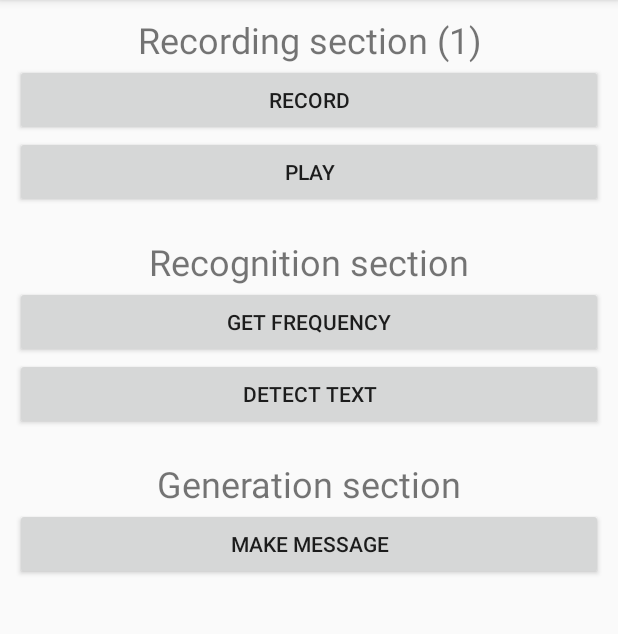
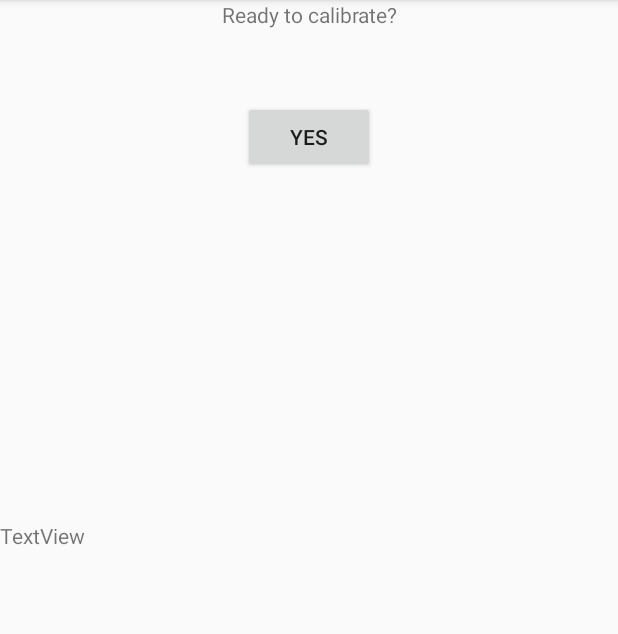
Before and after one commit to luckynick/DataViaSound, an Android app: the screen it shows after launch (MainActivity before the commit, CalibrationActivity after it), on a phone screen of 412 x 824 dp, the part 84-718 px from its top. Run offline under Robolectric (Android 15) with nearby library versions, the phone set to English and light mode, and no system bars.

Commit message:
Created calibration activity. Functionality yet doesn't work properly.

```diff
--- a/src/main/AndroidManifest.xml
+++ b/src/main/AndroidManifest.xml
@@ -8,7 +8,7 @@
     <uses-permission android:name="android.permission.CHANGE_WIFI_STATE" />
     <uses-permission android:name="android.permission.CHANGE_NETWORK_STATE" />
     <uses-permission android:name="android.permission.WRITE_SETTINGS" />
-    <uses-permission android:name="android.permission.INTERNET"/>
+    <uses-permission android:name="android.permission.INTERNET" />
     <uses-permission android:name="android.permission.CHANGE_WIFI_MULTICAST_STATE" />
 
     <application
@@ -29,7 +29,8 @@
         <activity
             android:name=".TestsActivity"
             android:label="@string/title_activity_tests"
-            android:theme="@style/AppTheme.NoActionBar"></activity>
+            android:theme="@style/AppTheme.NoActionBar" />
+        <activity android:name=".CalibrationActivity"></activity>
     </application>
 
 </manifest>
--- a/src/main/java/com/luckynick/android/test/MainActivity.java
+++ b/src/main/java/com/luckynick/android/test/MainActivity.java
@@ -30,6 +30,14 @@ public class MainActivity extends BaseActivity implements View.OnClickListener{
     protected void onCreate(@Nullable Bundle savedInstanceState) {
         super.onCreate(savedInstanceState);
         setContentView(R.layout.activity_main);
+        int cachedLoudnessLevel = sharedPrefs.getInt("calibratedLoudness", -1);
+        if(cachedLoudnessLevel == -1){
+            Intent intent = new Intent(this, CalibrationActivity.class);
+            startActivity(intent);
+        }
+        else {
+            setLoudnessLevel(cachedLoudnessLevel);
+        }
     }
 
 
--- a/src/main/java/com/luckynick/shared/SharedUtils.java
+++ b/src/main/java/com/luckynick/shared/SharedUtils.java
@@ -27,8 +27,8 @@ public class SharedUtils {
 
     public static final long MAX_AUDIO_RECORD_SIZE = 2000000;//2mb //10000000 //10mb
 
-    public static final int DEFAULT_FREQ_BINDING_BASE = 1500;//0
-    public static final double DEFAULT_FREQ_BINDING_SCALE = 1.33;//1
+    public static final int DEFAULT_FREQ_BINDING_BASE = 0;//0 1500
+    public static final double DEFAULT_FREQ_BINDING_SCALE = 1;//1 1.33
 
 
     public enum DataStorage {
--- /dev/null
+++ b/src/main/res/layout/activity_calibration.xml
@@ -0,0 +1,51 @@
+<?xml version="1.0" encoding="utf-8"?>
+<android.support.constraint.ConstraintLayout xmlns:android="http://schemas.android.com/apk/res/android"
+    xmlns:app="http://schemas.android.com/apk/res-auto"
+    xmlns:tools="http://schemas.android.com/tools"
+    android:layout_width="match_parent"
+    android:layout_height="match_parent"
+    tools:context=".CalibrationActivity">
+
+    <TextView
+        android:id="@+id/textView"
+        android:layout_width="wrap_content"
+        android:layout_height="wrap_content"
+        android:gravity="center"
+        android:text="Ready to calibrate?"
+        app:layout_constraintEnd_toEndOf="parent"
+        app:layout_constraintHorizontal_bias="0.501"
+        app:layout_constraintStart_toStartOf="parent"
+        tools:layout_editor_absoluteY="42dp" />
+
+    <Button
+        android:id="@+id/button"
+        android:layout_width="wrap_content"
+        android:layout_height="wrap_content"
+        android:layout_marginTop="48dp"
+        android:onClick="onClick"
+        android:text="Yes"
+        app:layout_constraintEnd_toEndOf="parent"
+        app:layout_constraintStart_toStartOf="parent"
+        app:layout_constraintTop_toBottomOf="@+id/textView" />
+
+    <ProgressBar
+        android:id="@+id/progressBar"
+        style="?android:attr/progressBarStyle"
+        android:layout_width="196dp"
+        android:layout_height="156dp"
+        android:layout_marginTop="56dp"
+        android:visibility="invisible"
+        app:layout_constraintEnd_toEndOf="parent"
+        app:layout_constraintHorizontal_bias="0.5"
+        app:layout_constraintStart_toStartOf="parent"
+        app:layout_constraintTop_toBottomOf="@+id/button" />
+
+    <TextView
+        android:id="@+id/calibrationOutput"
+        android:layout_width="wrap_content"
+        android:layout_height="wrap_content"
+        android:layout_marginTop="20dp"
+        android:text="TextView"
+        app:layout_constraintTop_toBottomOf="@+id/progressBar"
+        tools:layout_editor_absoluteX="163dp" />
+</android.support.constraint.ConstraintLayout>
--- a/src/main/res/menu/basic_menu.xml
+++ b/src/main/res/menu/basic_menu.xml
@@ -33,4 +33,8 @@
     <item android:title="experiment"
         android:id="@+id/experimentItem"
         android:onClick="onClickMenu" />
+
+    <item android:title="reset calibration"
+        android:id="@+id/resetCalibration"
+        android:onClick="onClickMenu" />
 </menu>
```
Also changed, not shown: src/main/java/com/luckynick/android/test/BaseActivity.java (+27 -3 lines), src/main/java/com/luckynick/android/test/CalibrationActivity.java (added, +156 -0 lines), src/main/java/com/luckynick/android/test/SoundGenerator.java (+2 -1 lines), src/main/java/com/luckynick/android/test/SoundRecognizer.java (+107 -1 lines), src/main/java/com/luckynick/android/test/TestsActivity.java (+1 -1 lines).
